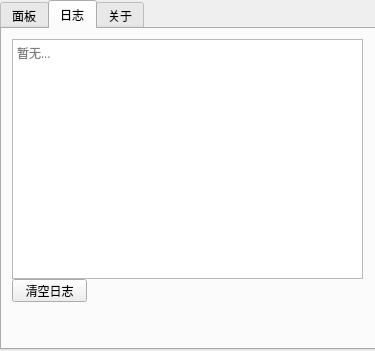
First picture: the form in ui/form.ui, repository Gingmzmzx/AntiZTools, before the edit.
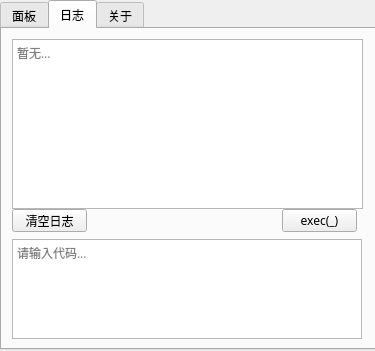
Second picture: the form after the edit. The open tabs and pages were chosen to show the change.

```diff
--- a/ui/form.ui
+++ b/ui/form.ui
@@ -287,7 +287,7 @@
        <x>10</x>
        <y>10</y>
        <width>351</width>
-       <height>240</height>
+       <height>170</height>
       </rect>
      </property>
      <property name="placeholderText">
@@ -298,7 +298,7 @@
      <property name="geometry">
       <rect>
        <x>10</x>
-       <y>250</y>
+       <y>180</y>
        <width>75</width>
        <height>23</height>
       </rect>
@@ -307,6 +307,38 @@
       <string>清空日志</string>
      </property>
     </widget>
+    <widget class="QTextBrowser" name="DebugCode">
+     <property name="geometry">
+      <rect>
+       <x>10</x>
+       <y>210</y>
+       <width>350</width>
+       <height>100</height>
+      </rect>
+     </property>
+     <property name="toolTip">
+      <string/>
+     </property>
+     <property name="readOnly">
+      <bool>false</bool>
+     </property>
+     <property name="placeholderText">
+      <string>请输入代码...</string>
+     </property>
+    </widget>
+    <widget class="QPushButton" name="execCode">
+     <property name="geometry">
+      <rect>
+       <x>280</x>
+       <y>180</y>
+       <width>75</width>
+       <height>23</height>
+      </rect>
+     </property>
+     <property name="text">
+      <string>exec(_)</string>
+     </property>
+    </widget>
    </widget>
    <widget class="QWidget" name="tab_about">
     <attribute name="title">
```
